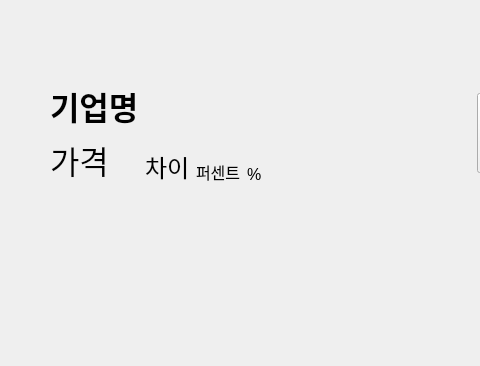
The window that project1/source/chart/chart.ui (taewooyun/hts) describes before a commit, drawn with Qt 5; both pictures show x 0 to 480 and y 99 to 465 of the 707 by 465 pixel window.
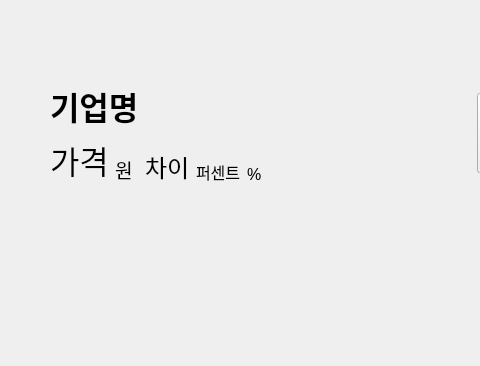
The same window after the commit.

Diff of the .ui file:
```diff
--- a/project1/source/chart/chart.ui
+++ b/project1/source/chart/chart.ui
@@ -54,6 +54,8 @@
             </widget>
            </item>
            <item>
+            <layout class="QHBoxLayout" name="horizontalLayout_5">
+             <item>
             <widget class="QLabel" name="label_price">
              <property name="font">
               <font>
@@ -65,6 +67,23 @@
               <string>가격</string>
              </property>
             </widget>
+             </item>
+             <item>
+              <widget class="QLabel" name="label">
+               <property name="font">
+                <font>
+                 <pointsize>14</pointsize>
+                </font>
+               </property>
+               <property name="text">
+                <string>원</string>
+               </property>
+               <property name="alignment">
+                <set>Qt::AlignmentFlag::AlignBottom|Qt::AlignmentFlag::AlignLeading|Qt::AlignmentFlag::AlignLeft</set>
+               </property>
+              </widget>
+             </item>
+            </layout>
            </item>
           </layout>
          </item>
```
Lines whose indentation alone changed are shown as unchanged.
